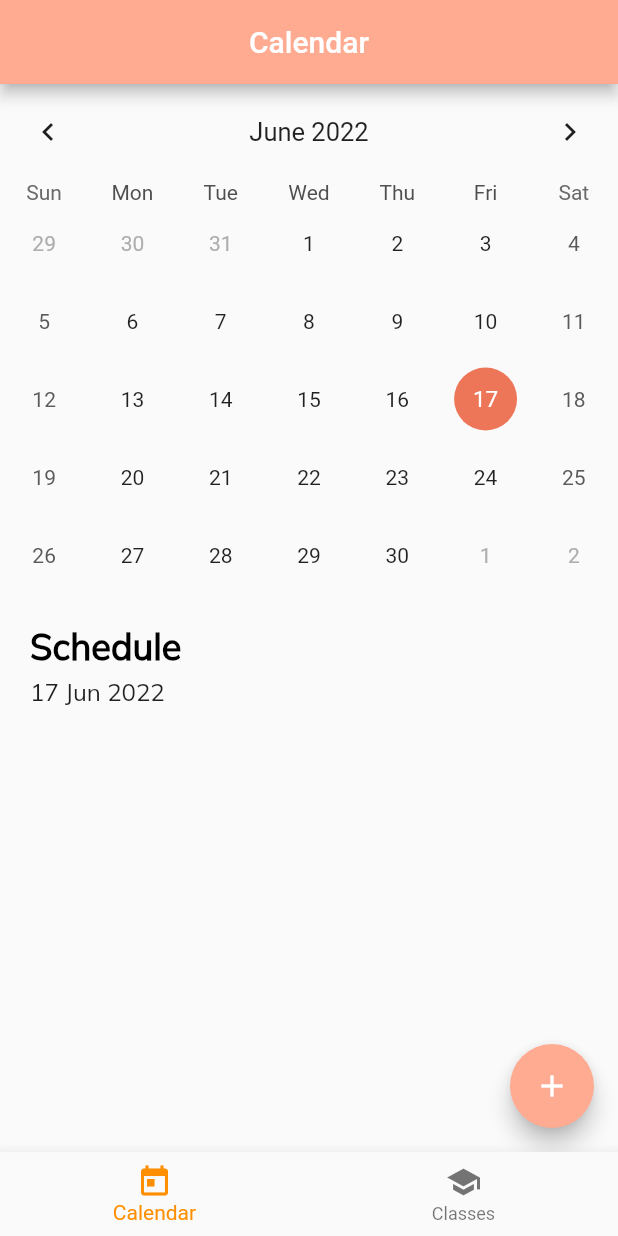
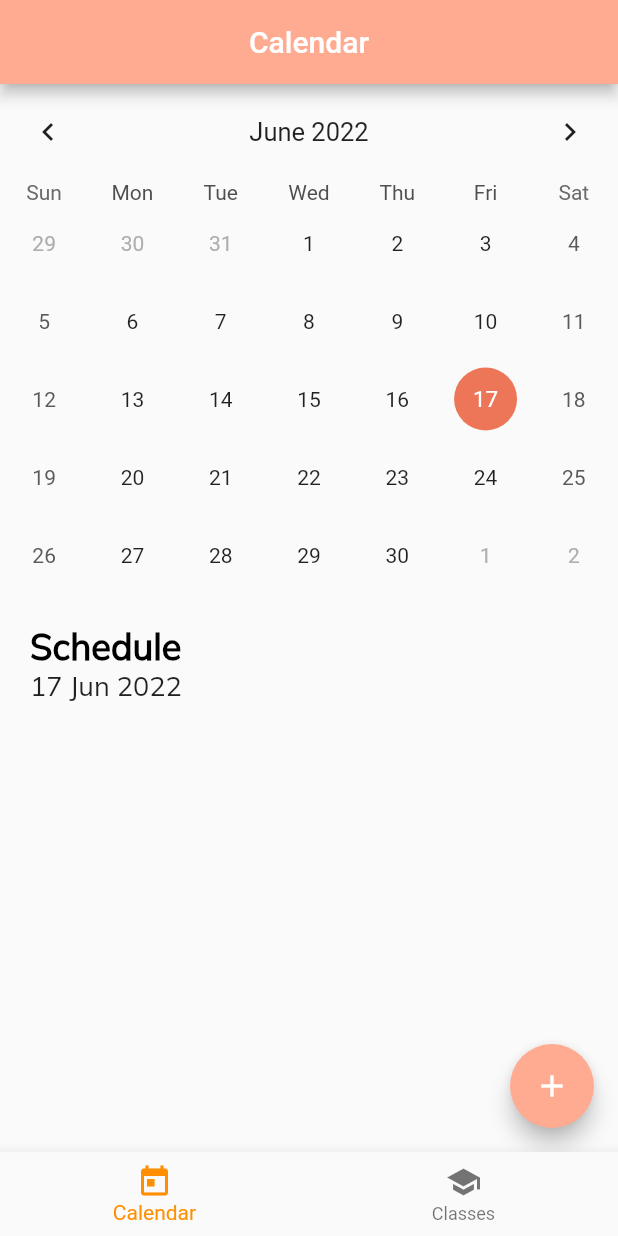
Before and after one commit to nannn16/mobile-app-p1, a Flutter app: the screen it shows after launch, on a phone screen of 412 x 824 dp. Run offline on Flutter 3.47's test engine with Material 2 defaults, Android fonts, the phone set to English and light mode, and no system bars; drawn by our look-alikes of table_calendar; our stand-ins replace sqflite, tuple; accounts and stored records are empty.

Commit message:
comment and refactor code

```diff
--- a/lib/calendar_screen.dart
+++ b/lib/calendar_screen.dart
@@ -52,7 +52,6 @@ class _CalendarEventsScreenState extends State<CalendarEventsScreen> {
     setState(() {
       events = {};
       for (var element in allEventsPair) {
-        print(element);
         DateTime date = DateTime.parse(element.item1.date);
         if (events.containsKey(date)) {
           events[date]?.add(element);
@@ -73,11 +72,13 @@ class _CalendarEventsScreenState extends State<CalendarEventsScreen> {
       setState(() {
         selectedDate = tapedDay;
         focusedDate = focusDay;
+        // when selected a day, fetch the new listview to display the events
         selectedEvents = getEventsFromDay(selectedDate);
       });
     }
   }
 
+  /* navigate and get added event from the event entry screen page */
   Future<void> navigateAndGetAddedEvent(BuildContext context) async {
     final result = await Navigator.push(
       context,
@@ -91,6 +92,7 @@ class _CalendarEventsScreenState extends State<CalendarEventsScreen> {
     }
   }
 
+  /* navigate and get edited event from the edit event screen page */
   Future<void> navigateAndGetEditEvent(
       BuildContext context, Event event) async {
     final result = await Navigator.push(
@@ -144,19 +146,11 @@ class _CalendarEventsScreenState extends State<CalendarEventsScreen> {
               children: <Widget>[
                 Text(
                   'Schedule',
-                  style: TextStyle(
-                      color: Colors.black,
-                      fontFamily: 'Mulish',
-                      fontSize: 24,
-                      fontWeight: FontWeight.bold),
+                  style: titleTextStyle,
                 ),
-                SizedBox(height: 5),
                 Text(
                   DateFormat('dd MMM yyyy').format(selectedDate),
-                  style: TextStyle(
-                      color: Colors.black87,
-                      fontFamily: 'Mulish',
-                      fontSize: 16),
+                  style: subtitleTextStyle,
                 ),
               ],
             )),
@@ -166,10 +160,7 @@ class _CalendarEventsScreenState extends State<CalendarEventsScreen> {
                 .map((event) => Card(
                         child: ListTile(
                       title: Text(event.item1.toString(),
-                          style: TextStyle(
-                              color: Colors.black,
-                              fontFamily: 'Mulish',
-                              fontSize: 18)),
+                          style: subtitleTextStyle),
                       subtitle: Text('Course: ' + event.item2.toString()),
                       onTap: () =>
                           navigateAndGetEditEvent(context, event.item1),
--- a/lib/constant.dart
+++ b/lib/constant.dart
@@ -2,4 +2,14 @@ import 'package:flutter/material.dart';
 
 const kFloatingButtonColor = Color(0xFFffab91);
 const kBackgroundColor = Color(0xFFffab91);
+const kBackgroundColor2 = Color(0xFFffccbc);
 Color? kNavigationButtomColor = Colors.amber[800];
+
+const titleTextStyle = TextStyle(
+    color: Colors.black,
+    fontFamily: 'Mulish',
+    fontSize: 24,
+    fontWeight: FontWeight.bold);
+
+const subtitleTextStyle =
+    TextStyle(color: Colors.black87, fontFamily: 'Mulish', fontSize: 18);
--- a/lib/course_entry_screen.dart
+++ b/lib/course_entry_screen.dart
@@ -1,4 +1,5 @@
 import 'package:flutter/material.dart';
+import 'package:project_calendar/constant.dart';
 import 'sqlite/course.dart';
 
 class CourseEntryScreen extends StatefulWidget {
@@ -41,7 +42,7 @@ class _CourseEntryScreenState extends State<CourseEntryScreen> {
             ),
           ),
         ],
-        backgroundColor: Color(0xFFffccbc),
+        backgroundColor: kBackgroundColor2,
       ),
       body: Column(children: <Widget>[
         Container(
--- a/lib/date_marker.dart
+++ b/lib/date_marker.dart
@@ -1,5 +1,6 @@
 import 'package:flutter/material.dart';
 
+/* date marker in the calendar */
 class DateMarker extends StatelessWidget {
   DateMarker({required this.date, required this.color});
 
--- a/lib/edit_event_screen.dart
+++ b/lib/edit_event_screen.dart
@@ -1,10 +1,12 @@
 import 'package:flutter/cupertino.dart';
 import 'package:flutter/material.dart';
 import 'package:intl/intl.dart';
+import 'package:project_calendar/constant.dart';
 import 'package:project_calendar/sqlite/event.dart';
 import 'sqlite/db.dart';
 import 'sqlite/course.dart';
 
+/* edit and delete event page */
 class EditEventScreen extends StatefulWidget {
   final Event event;
 
@@ -84,7 +86,7 @@ class _EditEventScreenState extends State<EditEventScreen> {
               ),
             ),
           ],
-          backgroundColor: Color(0xFFffccbc),
+          backgroundColor: kBackgroundColor2,
         ),
         body: Column(children: <Widget>[
           Container(
```
Also changed, not shown: lib/courses_screen.dart (+19 -18 lines), lib/event_entry_screen.dart (+7 -2 lines), lib/events_course_screen.dart (+4 -4 lines).
